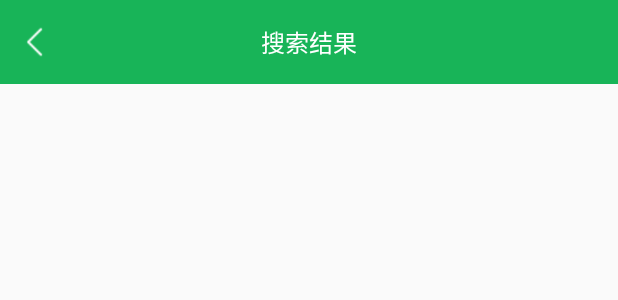
After one commit to learner1999/M-Volunteer, an Android app: the layout activity_search_result.xml on its own in the app's theme, with its tools: preview values and no code run, on a phone screen of 412 x 824 dp. The commit adds this screen. Shown: the top 300 px of the screen. Run offline under Robolectric (Android 15) with nearby library versions, the phone set to English and light mode, and no system bars.

Commit message:
完成活动搜索

```diff
--- a/app/src/main/java/cn/zheteng123/m_volunteer/api/Networks.java
+++ b/app/src/main/java/cn/zheteng123/m_volunteer/api/Networks.java
@@ -23,6 +23,8 @@ public class Networks {
 
     private static ActivityApi mActivityApi;
 
+    private static SearchApi mSearchApi;
+
     public static Networks getInstance() {
         if (mNetworks == null) {
             mNetworks = new Networks();
@@ -32,6 +34,10 @@ public class Networks {
 
     public ActivityApi getActivityApi() {
         return mActivityApi == null ? configRetrofit(ActivityApi.class) : mActivityApi;
+    }
+
+    public SearchApi getSearchApiApi() {
+        return mSearchApi == null ? configRetrofit(SearchApi.class) : mSearchApi;
     }
 
     private <T> T configRetrofit(Class<T> service) {
--- a/app/src/main/res/layout/activity_search.xml
+++ b/app/src/main/res/layout/activity_search.xml
@@ -54,6 +54,7 @@
                 android:maxLines="1"/>
 
             <Button
+                android:id="@+id/btn_search"
                 android:layout_width="wrap_content"
                 android:layout_height="wrap_content"
                 android:text="@string/search"
--- /dev/null
+++ b/app/src/main/res/layout/activity_search_result.xml
@@ -0,0 +1,50 @@
+<?xml version="1.0" encoding="utf-8"?>
+<LinearLayout
+    android:id="@+id/activity_search_result"
+    xmlns:android="http://schemas.android.com/apk/res/android"
+    xmlns:tools="http://schemas.android.com/tools"
+    android:layout_width="match_parent"
+    android:layout_height="match_parent"
+    android:orientation="vertical"
+    tools:context="cn.zheteng123.m_volunteer.ui.searchresult.SearchResultActivity">
+
+
+    <LinearLayout
+        android:layout_width="match_parent"
+        android:layout_height="wrap_content"
+        android:background="@color/colorPrimary"
+        android:fitsSystemWindows="true">
+
+        <RelativeLayout
+            android:layout_width="match_parent"
+            android:layout_height="?attr/actionBarSize"
+            android:background="@color/colorPrimary">
+
+            <ImageView
+                android:id="@+id/iv_back"
+                android:layout_width="24dp"
+                android:layout_height="24dp"
+                android:layout_alignParentLeft="true"
+                android:layout_alignParentStart="true"
+                android:layout_centerVertical="true"
+                android:layout_marginLeft="16dp"
+                android:layout_marginStart="16dp"
+                android:src="@drawable/left"/>
+
+            <TextView
+                android:layout_width="wrap_content"
+                android:layout_height="wrap_content"
+                android:layout_centerInParent="true"
+                android:text="@string/search_result"
+                android:textColor="#FFFFFF"
+                android:textSize="16sp"/>
+
+        </RelativeLayout>
+    </LinearLayout>
+
+    <ListView
+        android:id="@+id/lv_search_activity"
+        android:layout_width="match_parent"
+        android:layout_height="match_parent"/>
+
+</LinearLayout>
--- a/app/src/main/res/values/strings.xml
+++ b/app/src/main/res/values/strings.xml
@@ -20,4 +20,5 @@
     <string name="please_input_activity_code">请输入活动编码</string>
     <string name="code_is_six_digits_from_activity_publisher">编码为6位数字 由活动发布者告知</string>
     <string name="please_input_code">请输入编码</string>
+    <string name="search_result">搜索结果</string>
 </resources>
```
Also changed, not shown: app/src/main/AndroidManifest.xml (+12 -11 lines), app/src/main/java/cn/zheteng123/m_volunteer/api/SearchApi.java (added, +26 -0 lines), app/src/main/java/cn/zheteng123/m_volunteer/ui/search/SearchActivity.java (+26 -0 lines), app/src/main/java/cn/zheteng123/m_volunteer/ui/searchresult/SearchResultActivity.java (added, +105 -0 lines).
